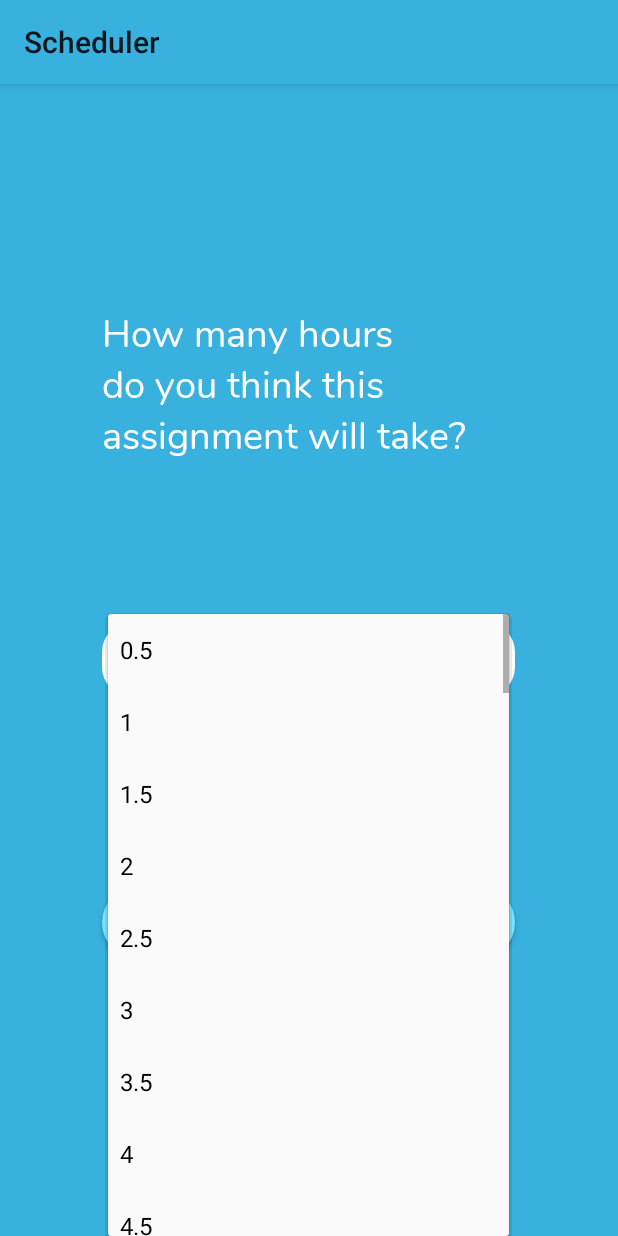
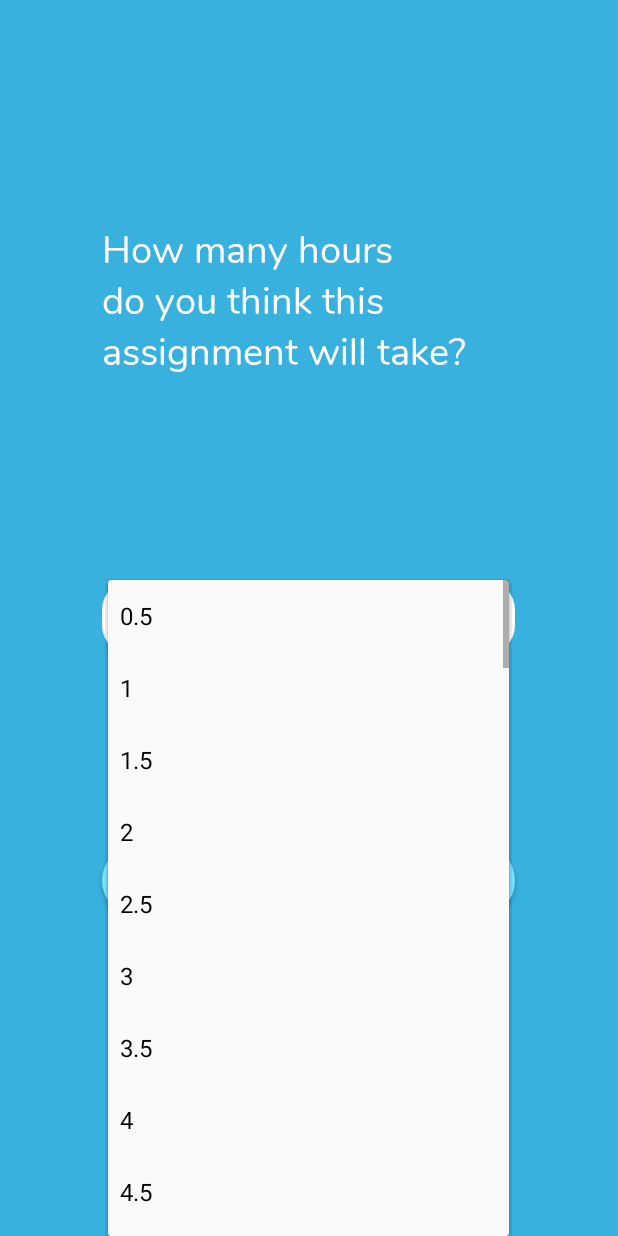
Before and after one commit to johncaseyjones1/Homework_Scheduler, an Android app: the fragment Question_2_Fragment placed in its activity, after a tap on "0.5", on a phone screen of 412 x 824 dp. Run offline under Robolectric (Android 15) with nearby library versions, the phone set to English and light mode, and no system bars; libraries missing offline, so code that uses them is left out: com.google.api.client, com.google.api.services; 2 statements that could not run were skipped.

Commit message:
Fixing a lot of UI issues
Changed the actionbar to a toolbar for easier customization. Moved setting button into toolbar. Toolbar no longer shows before app has loaded. Increased text size on main screen and in settings. Unified buttons and text to all be the same color (white). Fixed overlapping spinners in settings screen.

```diff
--- a/app/src/main/java/com/example/homework_scheduler/view/ApiAsyncTask.java
+++ b/app/src/main/java/com/example/homework_scheduler/view/ApiAsyncTask.java
@@ -191,13 +191,14 @@ public class ApiAsyncTask extends AsyncTask<Void, Void, Void> {
         }
 
         mActivity.lb.setAlpha(0.0f);
+        mActivity.myToolbar.setAlpha(1.0f);
         ld.firstTime = 0;
         //mActivity.fab.setAlpha(1.0f);
         mActivity.optionsButton.setAlpha(1.0f);
         if (ld.cEventsForHomeScreen.size() == 0)
         {
             mActivity.ohno.setAlpha(1.0f);
-            mActivity.topline.setAlpha(0.0f);
+            //mActivity.topline.setAlpha(0.0f);
         }
         else {
             //mActivity.topline.setAlpha(1.0f);
--- a/app/src/main/java/com/example/homework_scheduler/view/Assignment_Screen.java
+++ b/app/src/main/java/com/example/homework_scheduler/view/Assignment_Screen.java
@@ -47,7 +47,6 @@ public class Assignment_Screen extends Fragment {
         //Toast.makeText(mainActivity, theEvent.eventID, Toast.LENGTH_SHORT).show();
 
         final Button delete_button = view.findViewById(R.id.delete_event);
-        final Button back_button = view.findViewById(R.id.back_button_from_assignment);
         final TextView assignment_title = view.findViewById(R.id.assignment_title);
         assignment_title.setText(theEvent.title);
 
@@ -66,7 +65,7 @@ public class Assignment_Screen extends Fragment {
 
         //overridePendingTransition(R.anim.slide_in_right, R.anim.slide_out_left);
 
-        back_button.setOnClickListener(new View.OnClickListener() {
+        /*back_button.setOnClickListener(new View.OnClickListener() {
             @Override
             public void onClick(View v) {
                 for(int i = 0; i < getFragmentManager().getBackStackEntryCount(); ++i) {
@@ -74,7 +73,7 @@ public class Assignment_Screen extends Fragment {
                 }
                 ((MainActivity)getActivity()).refreshResults();
             }
-        });
+        });*/
 
         delete_button.setOnClickListener(new View.OnClickListener() {
             @Override
--- a/app/src/main/java/com/example/homework_scheduler/view/MainActivity.java
+++ b/app/src/main/java/com/example/homework_scheduler/view/MainActivity.java
@@ -45,6 +45,7 @@ import android.widget.Toast;
 
 import androidx.appcompat.app.ActionBar;
 import androidx.appcompat.app.AppCompatActivity;
+import androidx.appcompat.widget.Toolbar;
 import androidx.fragment.app.Fragment;
 import androidx.fragment.app.FragmentManager;
 
@@ -89,6 +90,8 @@ public class MainActivity extends AppCompatActivity {
     public Button optionsButton;
     public Integer eventSelected;
     public ListView listView;
+    public Toolbar myToolbar;
+    public ActionBar actionBar;
 
 
     /**
@@ -112,10 +115,11 @@ public class MainActivity extends AppCompatActivity {
                 ViewGroup.LayoutParams.WRAP_CONTENT,
                 ViewGroup.LayoutParams.WRAP_CONTENT);
 
-        ActionBar actionBar = getSupportActionBar();
-        View abView = findViewById(R.id.the_action_bar);
 
-        actionBar.setCustomView(abView);
+        //actionBar = getSupportActionBar();
+        //View abView = findViewById(R.id.the_action_bar);
+
+        //actionBar.setCustomView(abView);
 
 
 
@@ -154,6 +158,8 @@ public class MainActivity extends AppCompatActivity {
         ohno = findViewById(R.id.ohno);
         lb = findViewById(R.id.logo_button);
 
+        myToolbar = findViewById(R.id.toolbar);
+        setSupportActionBar(myToolbar);
 
         eventSelected = 0;
 
@@ -184,7 +190,6 @@ public class MainActivity extends AppCompatActivity {
 
         listView.setAdapter(ceventAdapter);
         System.out.println("CALENDAR SIIIIIIIIIIIIIIIIIIIIIIIIIIIIIIIIIIIIIIIIIIIIIIIIIIIIIIIIIIIZZZZZZZZZZZZZZZZZZZZZZZZZZZZZZZZZZZZZZZZZZZZZEEEEEEEEEEEEEEEEEEEEEEEEEEEEEEEEEEEEEEEEEEEEEEEEEEEEEE!!!!!!!!!!!!!!!!!!!!!!!!!!!!!!!!!!!!!!!!!!!!!!!!!!!!!: " + ld.calendarEvents.size());
-
 
 
         //FABBBBBBB
--- a/app/src/main/res/layout/activity_main.xml
+++ b/app/src/main/res/layout/activity_main.xml
@@ -8,17 +8,49 @@
     android:background="#38B1DE"
     android:id="@+id/activity_main">
 
+    <androidx.appcompat.widget.Toolbar
+        android:id="@+id/toolbar"
+        android:layout_width="match_parent"
+        android:layout_height="?attr/actionBarSize"
+        android:background="?attr/colorPrimary"
+        android:elevation="0dp"
+        android:theme="@style/ThemeOverlay.AppCompat.ActionBar"
+        app:popupTheme="@style/ThemeOverlay.AppCompat.Light"
+        android:alpha="0"
+        android:gravity="center_vertical">
+        <RelativeLayout
+            android:layout_width="match_parent"
+            android:layout_height="match_parent"
+            android:orientation="horizontal"
+            android:gravity="center_vertical">
+
+            <TextView
+                android:text="@string/your_assignments"
+                android:id="@+id/text_left"
+                android:layout_width="200dp"
+                android:layout_height="40dp"
+                android:paddingStart="5dp"
+                android:paddingEnd="5dp"
+                android:textSize="22sp"
+                android:textColor="#FFFFFF"
+                android:gravity="center_vertical"
+                android:fontFamily="@font/nunito_bold"/>
+
             <Button
                 android:stateListAnimator="@null"
+                android:layout_alignParentEnd="true"
                 android:layout_marginEnd="20dp"
-        android:layout_marginTop="15dp"
-        android:layout_gravity="right"
                 android:id="@+id/options_button"
                 android:layout_width="9.77dp"
                 android:layout_height="40dp"
                 android:alpha="0"
                 android:background="@drawable/options"
                 />
+
+        </RelativeLayout>
+    </androidx.appcompat.widget.Toolbar>
+
+
 
     <com.google.android.material.floatingactionbutton.FloatingActionButton
         android:stateListAnimator="@null"
@@ -34,10 +66,11 @@
         android:id="@+id/ohno"
         android:layout_width="300dp"
         android:layout_height="match_parent"
-        android:text="You don't have any assignments scheduled yet! Press the plus button to schedule one."
+        android:text="@string/no_events_message"
         android:gravity="center"
+        android:textSize="20sp"
         android:alpha="0"
-        android:textColor="#000000"
+        android:textColor="#FFFFFF"
         android:fontFamily="@font/nunito_light"
         android:layout_gravity="center"
         />
@@ -118,8 +151,10 @@
         android:layout_width="match_parent"
         android:layout_height="match_parent"></FrameLayout>
 
-    <include layout="@layout/content_nothing" />
-
+    <include
+        layout="@layout/content_nothing"
+        app:layout_anchor="@+id/ohno"
+        app:layout_anchorGravity="center" />
 
 
 </androidx.coordinatorlayout.widget.CoordinatorLayout>
--- a/app/src/main/res/layout/question_1.xml
+++ b/app/src/main/res/layout/question_1.xml
@@ -13,7 +13,7 @@
             android:layout_width="275dp"
             android:layout_height="200dp"
             android:text="@string/question_1"
-            android:textColor="#000000"
+            android:textColor="#FFFFFF"
             android:textSize="25sp"
             android:gravity="left"
             android:layout_centerHorizontal="true"
@@ -42,10 +42,10 @@
         android:layout_centerHorizontal="true"
         android:layout_marginTop="125dp"
         android:layout_below="@+id/assignment_title"
-        android:text="Next"
+        android:text="@string/next"
         android:textSize="25sp"
         android:textAllCaps="false"
-        android:textColor="#000000"
+        android:textColor="#FFFFFF"
         android:fontFamily="@font/nunito_light"/>
 
 </RelativeLayout>
--- a/app/src/main/res/layout/question_2.xml
+++ b/app/src/main/res/layout/question_2.xml
@@ -46,7 +46,7 @@
         android:layout_below="@+id/assignment_time"
         android:text="Next"
         android:textSize="25sp"
-        android:textColor="#000000"
+        android:textColor="#FFFFFF"
         android:textAllCaps="false"/>
 
 </RelativeLayout>
--- a/app/src/main/res/layout/question_4.xml
+++ b/app/src/main/res/layout/question_4.xml
@@ -45,7 +45,7 @@
         android:layout_below="@+id/date_text"
         android:text="@string/next"
         android:textSize="25sp"
-        android:textColor="#000000"
+        android:textColor="#FFFFFF"
         android:textAllCaps="false"/>
 
 </RelativeLayout>
--- a/app/src/main/res/layout/success.xml
+++ b/app/src/main/res/layout/success.xml
@@ -36,7 +36,7 @@
         android:layout_below="@+id/question_text"
         android:text="Finished"
         android:textSize="25sp"
-        android:textColor="#000000"
+        android:textColor="#FFFFFF"
         android:textAllCaps="false"/>
 
 </RelativeLayout>
--- a/app/src/main/res/values/strings.xml
+++ b/app/src/main/res/values/strings.xml
@@ -14,5 +14,11 @@
     <string name="title_activity_nothing">nothing</string>
     <string name="current_id_number">com_example_homework_scheduler_current_id_number</string>
     <string name="list_of_event_keys">com_example_homework_scheduler_current_event_keys</string>
-
+    <string name="delete_event">Delete event</string>
+    <string name="go_back">Back</string>
+    <string name="no_events_message">You don\'t have any assignments scheduled yet! Press the plus button to schedule one.</string>
+    <string name="your_assignments">Your Assignments</string>
+    <string name="home_start_and_end">Homework start and end times</string>
+    <string name="max_homework_session">Maximum homework session time</string>
+    <string name="num_days_early">Number of days early to finish assignments</string>
 </resources>
--- a/app/src/main/res/values/styles.xml
+++ b/app/src/main/res/values/styles.xml
@@ -1,7 +1,7 @@
 <resources>
 
     <!-- Base application theme. -->
-    <style name="AppTheme" parent="Theme.AppCompat.Light">
+    <style name="AppTheme" parent="Theme.AppCompat.Light.NoActionBar">
         <!-- Customize your theme here. -->
         <item name="colorPrimary">@color/colorPrimary</item>
         <item name="colorPrimaryDark">@color/colorPrimaryDark</item>
```
Also changed, not shown: app/src/main/res/layout/action_bar.xml (+8 -6 lines), app/src/main/res/layout/assignment_screen.xml (+23 -8 lines), app/src/main/res/layout/options_screen.xml (+17 -15 lines), app/src/main/res/drawable/options.png. Lines whose indentation alone changed are shown as unchanged.
